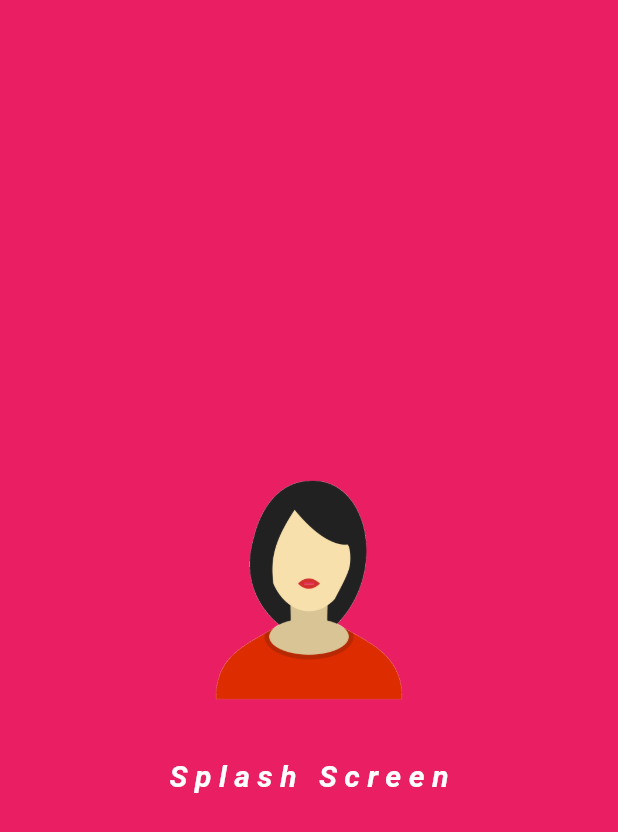
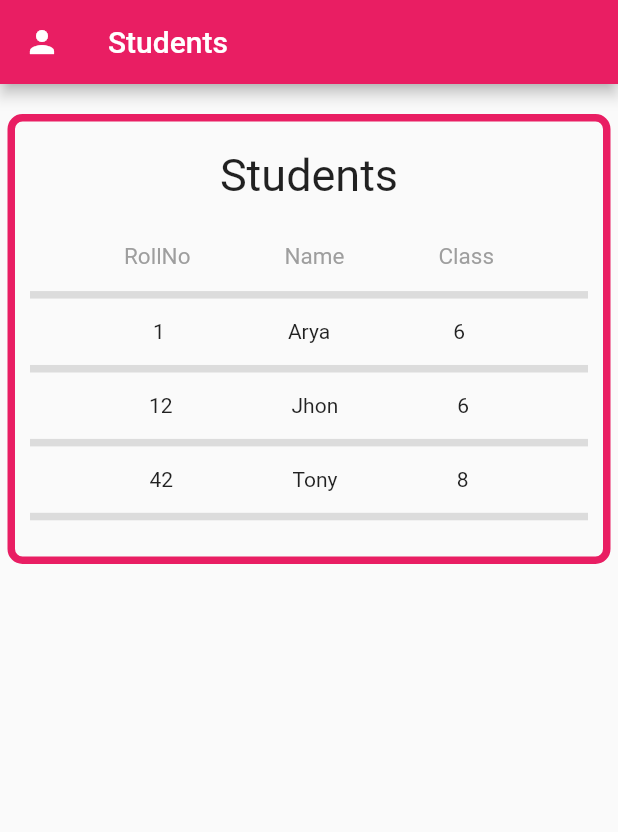
Before and after one commit to Nishadatgit/luminar-Projects, a Flutter app: the first screen one second after launch, on a phone screen of 412 x 824 dp. Shown: the top 832 px of the screen. Run offline on Flutter 3.47's test engine with Material 2 defaults, Android fonts, the phone set to English and light mode, and no system bars.

Commit message:
tables introduction

```diff
--- /dev/null
+++ b/lib/home_screen.dart
@@ -0,0 +1,94 @@
+import 'package:flutter/material.dart';
+
+class HomeScreen2 extends StatelessWidget {
+  const HomeScreen2({Key? key}) : super(key: key);
+
+  @override
+  Widget build(BuildContext context) {
+    return Scaffold(
+      appBar: AppBar(
+        title: const Text('Students'),
+        leading: const Icon(Icons.person),
+      ),
+      body: const StudentData(),
+    );
+  }
+}
+
+class StudentData extends StatelessWidget {
+  const StudentData({Key? key}) : super(key: key);
+
+  @override
+  Widget build(BuildContext context) {
+    return Padding(
+      padding: const EdgeInsets.only(top: 20, left: 5, right: 5),
+      child: Container(
+        height: 300,
+        decoration: BoxDecoration(
+            border: Border.all(color: Colors.pink, width: 5),
+            borderRadius: BorderRadius.circular(10)),
+        child: Padding(
+          padding: const EdgeInsets.all(10),
+          child: Column(
+            mainAxisAlignment: MainAxisAlignment.spaceEvenly,
+            children: [
+              Row(
+                mainAxisAlignment: MainAxisAlignment.center,
+                children: const [
+                  Text(
+                    'Students',
+                    style: TextStyle(fontSize: 30),
+                  )
+                ],
+              ),
+              const SizedBox(
+                height: 10,
+              ),
+              Row(
+                mainAxisAlignment: MainAxisAlignment.spaceEvenly,
+                children: const [
+                  Text(
+                    'RollNo',
+                    style: TextStyle(color: Colors.grey, fontSize: 15),
+                  ),
+                  Text(
+                    'Name',
+                    style: TextStyle(color: Colors.grey, fontSize: 15),
+                  ),
+                  Text(
+                    'Class',
+                    style: TextStyle(color: Colors.grey, fontSize: 15),
+                  )
+                ],
+              ),
+              const Divider(
+                thickness: 5,
+              ),
+              Row(
+                mainAxisAlignment: MainAxisAlignment.spaceEvenly,
+                children: const [Text('1'), Text('Arya'), Text('6')],
+              ),
+              const Divider(
+                thickness: 5,
+              ),
+              Row(
+                mainAxisAlignment: MainAxisAlignment.spaceEvenly,
+                children: const [Text('12'), Text('Jhon'), Text('6')],
+              ),
+              const Divider(
+                thickness: 5,
+              ),
+              Row(
+                mainAxisAlignment: MainAxisAlignment.spaceEvenly,
+                children: const [Text('42'), Text('Tony'), Text('8')],
+              ),
+              const Divider(
+                thickness: 5,
+              ),
+            ],
+          ),
+        ),
+      ),
+    );
+  }
+}
--- a/lib/main.dart
+++ b/lib/main.dart
@@ -1,3 +1,4 @@
+import 'package:demo_project/home_screen.dart';
 import 'package:demo_project/splash_screen.dart';
 import 'package:flutter/material.dart';
 
@@ -14,7 +15,7 @@ class MyApp extends StatelessWidget {
       theme: ThemeData(
         primarySwatch: Colors.pink,
       ),
-      home: SplashScreen(),
+      home: HomeScreen2(),
     );
   }
 }
--- a/lib/splash_screen.dart
+++ b/lib/splash_screen.dart
@@ -12,9 +12,7 @@ class _SplashScreenState extends State<SplashScreen> {
   void initState() {
     super.initState();
 
-    // Future.delayed(Duration(seconds: 3));
-    // Navigator.pushReplacement(
-    //     context, MaterialPageRoute(builder: ((context) => ScreenHome())));
+
     Timer(
         Duration(seconds: 3),
         () => Navigator.pushReplacement(
```
Also changed, not shown: pubspec.yaml (+4 -11 lines), pubspec.lock.
